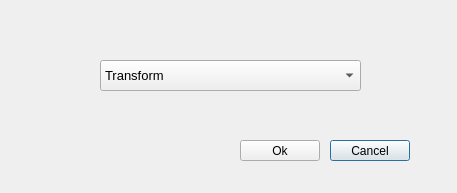
Neural-Systems-at-UIO/nutil, file source/dialognewfile.ui: the form before one commit.
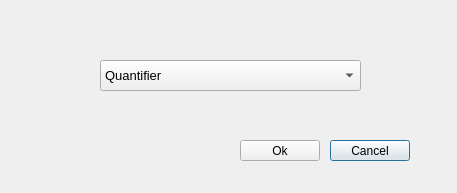
The form after the commit.

Diff of the .ui file:
```diff
--- a/source/dialognewfile.ui
+++ b/source/dialognewfile.ui
@@ -40,11 +40,6 @@
      <pointsize>10</pointsize>
     </font>
    </property>
-   <item>
-    <property name="text">
-     <string>Transform</string>
-    </property>
-   </item>
    <item>
     <property name="text">
      <string>Quantifier</string>
```
Left out of the diff: 20 changed lines with no effect on the pictures.
